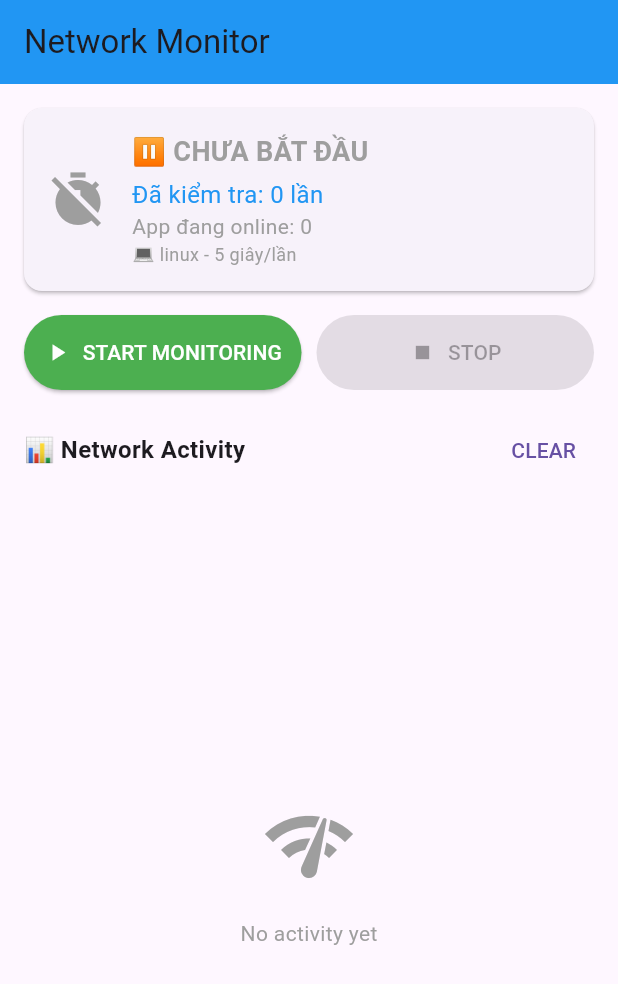
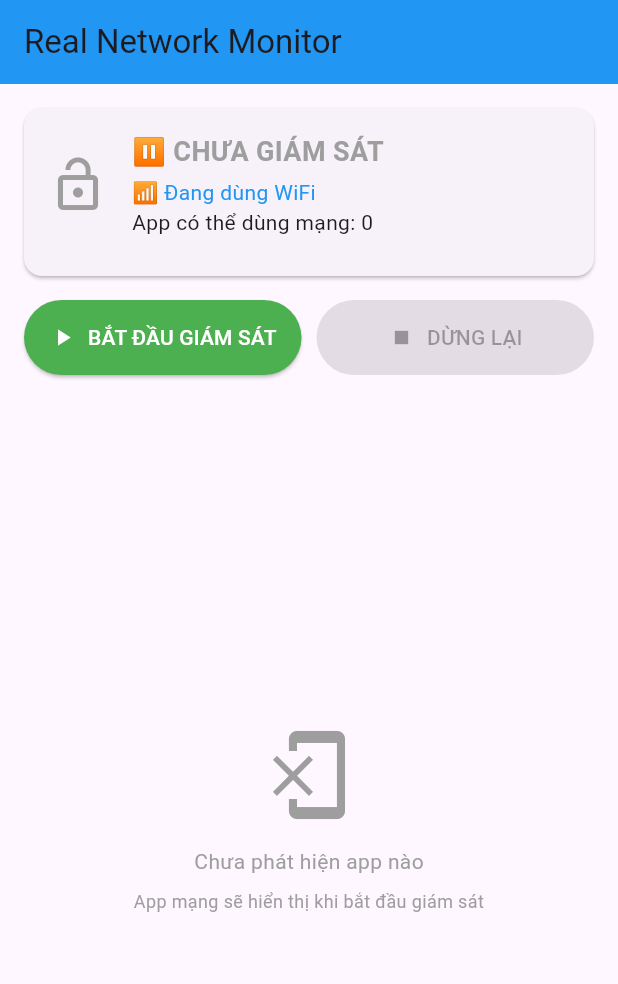
Before and after one commit to nguyenquangnam1988vt-eng/canhbaoluotweb, a Flutter app: the screen it shows after launch, on a phone screen of 412 x 824 dp. Shown: the top 984 px of the screen. Run offline on Flutter 3.47's test engine with Material 3 defaults, Android fonts, the phone set to English and light mode, and no system bars; our stand-ins replace connectivity_plus; missing offline and left inert: device_apps.

Commit message:
update something

```diff
--- a/lib/main.dart
+++ b/lib/main.dart
@@ -1,277 +1,149 @@
 import 'package:flutter/material.dart';
 import 'package:connectivity_plus/connectivity_plus.dart';
-import 'package:permission_handler/permission_handler.dart';
+import 'package:device_apps/device_apps.dart';
 import 'dart:async';
-import 'dart:math';
 import 'dart:io' show Platform;
 
-// Platform detection
-bool get isIOS => Platform.isIOS;
-bool get isWindows => Platform.isWindows;
-
 void main() {
-  runApp(NetworkMonitorApp());
+  runApp(RealNetworkMonitorApp());
 }
 
-class NetworkMonitorApp extends StatelessWidget {
+class RealNetworkMonitorApp extends StatelessWidget {
   @override
   Widget build(BuildContext context) {
     return MaterialApp(
-      title: isIOS ? 'Giám Sát Mạng 5 Giây' : 'Network Monitor',
-      theme: ThemeData(
-        primarySwatch: Colors.blue,
-        useMaterial3: true,
-      ),
-      home: NetworkActivityScreen(),
+      title: 'Real Network Monitor',
+      theme: ThemeData(primarySwatch: Colors.blue),
+      home: RealNetworkScreen(),
     );
   }
 }
 
-class NetworkActivityScreen extends StatefulWidget {
+class RealNetworkScreen extends StatefulWidget {
   @override
-  _NetworkActivityScreenState createState() => _NetworkActivityScreenState();
+  _RealNetworkScreenState createState() => _RealNetworkScreenState();
 }
 
-class _NetworkActivityScreenState extends State<NetworkActivityScreen>
-    with WidgetsBindingObserver {
+class _RealNetworkScreenState extends State<RealNetworkScreen> {
   final Connectivity _connectivity = Connectivity();
-  List<NetworkEvent> _networkEvents = [];
+  List<AppUsage> _activeApps = [];
   bool _isMonitoring = false;
-  int _checkCount = 0;
-  Timer? _monitoringTimer;
-  int _activeAppsCount = 0;
+  Timer? _monitorTimer;
+  String _networkStatus = 'Đang kiểm tra...';
 
   @override
   void initState() {
     super.initState();
-    WidgetsBinding.instance.addObserver(this);
+    _checkNetwork();
   }
 
-  @override
-  void dispose() {
-    _stopMonitoring();
-    WidgetsBinding.instance.removeObserver(this);
-    super.dispose();
+  Future<void> _checkNetwork() async {
+    var result = await _connectivity.checkConnectivity();
+    setState(() {
+      _networkStatus = _getNetworkStatusText(result);
+    });
   }
 
-  Future<void> _startMonitoring() async {
-    if (isIOS) {
-      await _startIOSMonitoring();
-    } else {
-      await _startOtherPlatformMonitoring();
+  String _getNetworkStatusText(ConnectivityResult result) {
+    switch (result) {
+      case ConnectivityResult.wifi: return '📶 Đang dùng WiFi';
+      case ConnectivityResult.mobile: return '📱 Đang dùng Mobile Data';
+      case ConnectivityResult.none: return '❌ Mất kết nối mạng';
+      default: return '🌐 Đang kết nối...';
     }
   }
 
-  Future<void> _startIOSMonitoring() async {
-    // Trên iOS, xin quyền location
-    var status = await Permission.locationWhenInUse.request();
-
-    if (status.isGranted) {
+  Future<void> _startRealMonitoring() async {
     setState(() {
       _isMonitoring = true;
-        _checkCount = 0;
+      _activeApps.clear();
     });
 
-      _monitoringTimer = Timer.periodic(Duration(seconds: 5), (timer) {
+    _monitorTimer = Timer.periodic(Duration(seconds: 5), (timer) async {
       if (_isMonitoring) {
-          _performNetworkCheck();
+        await _performRealCheck();
       }
     });
 
-      _addNetworkEvent(NetworkEvent(
-        timestamp: DateTime.now(),
-        type: EventType.monitoringStarted,
-        details: '🚀 BẮT ĐẦU GIÁM SÁT 5 GIÂY (iOS)',
+    await _performRealCheck();
+  }
+
+  Future<void> _performRealCheck() async {
+    try {
+      // 1. Kiểm tra kết nối mạng
+      var connectivityResult = await _connectivity.checkConnectivity();
+      await _checkNetwork();
+
+      if (connectivityResult != ConnectivityResult.none) {
+        // 2. Lấy danh sách app đã cài đặt
+        List<Application> apps = await DeviceApps.getInstalledApplications(
+          includeSystemApps: true,
+          includeAppIcons: false,
+        );
+
+        // 3. Lọc app có khả năng dùng mạng
+        List<AppUsage> networkApps = [];
+
+        for (var app in apps) {
+          if (_isLikelyNetworkApp(app.packageName!)) {
+            networkApps.add(AppUsage(
+              appName: app.appName,
+              packageName: app.packageName!,
+              isActive: true,
             ));
-
-      _performNetworkCheck();
-    } else {
-      _showPermissionError();
           }
         }
 
-  Future<void> _startOtherPlatformMonitoring() async {
         setState(() {
-      _isMonitoring = true;
-      _checkCount = 0;
+          _activeApps = networkApps;
         });
 
-    _monitoringTimer = Timer.periodic(Duration(seconds: 5), (timer) {
-      if (_isMonitoring) {
-        _performNetworkCheck();
+        print('📱 Phát hiện ${_activeApps.length} app có thể dùng mạng');
+
+      } else {
+        setState(() {
+          _activeApps.clear();
+        });
       }
-    });
 
-    _addNetworkEvent(NetworkEvent(
-      timestamp: DateTime.now(),
-      type: EventType.monitoringStarted,
-      details: '🚀 BẮT ĐẦU GIÁM SÁT 5 GIÂY (${Platform.operatingSystem})',
-    ));
+    } catch (e) {
+      print('❌ Lỗi kiểm tra: $e');
+    }
+  }
 
-    _performNetworkCheck();
+  bool _isLikelyNetworkApp(String packageName) {
+    // Danh sách package name của app hay dùng mạng
+    final networkAppPatterns = [
+      'facebook', 'messenger', 'instagram', 'whatsapp',
+      'twitter', 'youtube', 'tiktok', 'zalo', 'chrome',
+      'safari', 'gmail', 'outlook', 'spotify', 'netflix',
+      'shoppe', 'lazada', 'viber', 'telegram', 'skype',
+      'browser', 'mail', 'music', 'video', 'chat'
+    ];
+
+    String lowerPackage = packageName.toLowerCase();
+    return networkAppPatterns.any((pattern) => lowerPackage.contains(pattern));
   }
 
   void _stopMonitoring() {
     setState(() {
       _isMonitoring = false;
+      _activeApps.clear();
     });
-
-    _monitoringTimer?.cancel();
-
-    _addNetworkEvent(NetworkEvent(
-      timestamp: DateTime.now(),
-      type: EventType.monitoringStopped,
-      details: '🛑 DỪNG GIÁM SÁT - Đã kiểm tra $_checkCount lần',
-    ));
-  }
-
-  Future<void> _performNetworkCheck() async {
-    try {
-      _checkCount++;
-
-      var connectivityResult = await _connectivity.checkConnectivity();
-      NetworkActivityResult result = await _detectNetworkActivity(connectivityResult);
-
-      setState(() {
-        _activeAppsCount = result.activeAppsCount;
-      });
-
-      final event = NetworkEvent(
-        timestamp: DateTime.now(),
-        type: EventType.networkActivity,
-        details: result.details,
-      );
-
-      _addNetworkEvent(event);
-
-      print('[${Platform.operatingSystem}] Kiểm tra #$_checkCount: ${result.activeAppsCount} app');
-
-    } catch (e) {
-      _addNetworkEvent(NetworkEvent(
-        timestamp: DateTime.now(),
-        type: EventType.networkActivity,
-        details: '❌ Lỗi: $e',
-      ));
-    }
-  }
-
-  Future<NetworkActivityResult> _detectNetworkActivity(ConnectivityResult result) async {
-    if (result == ConnectivityResult.none) {
-      return NetworkActivityResult(
-        details: '❌ MẤT KẾT NỐI - Tất cả ứng dụng offline',
-        activeAppsCount: 0,
-      );
-    }
-
-    var random = Random();
-
-    Map<String, List<String>> appActivities = {
-      'Facebook': ['📱 Facebook - Đang tải News Feed', '📱 Facebook - Đang chat'],
-      'Zalo': ['💬 Zalo - Đang nhắn tin', '💬 Zalo - Đang gọi video'],
-      'YouTube': ['🎬 YouTube - Đang phát video', '🎬 YouTube - Đang tải video'],
-      'TikTok': ['📸 TikTok - Đang xem video', '📸 TikTok - Đang quay video'],
-      'Web': ['🌐 Browser - Đang tải trang web', '🌐 Browser - Đang download'],
-      'Email': ['📧 Gmail - Đang đồng bộ email', '📧 Outlook - Đang gửi email'],
-    };
-
-    int activityCount = 1 + random.nextInt(4);
-    List<String> detectedActivities = [];
-    Set<String> activeApps = Set();
-
-    List<String> appKeys = appActivities.keys.toList();
-    for (int i = 0; i < activityCount; i++) {
-      if (random.nextDouble() > 0.3) {
-        String randomApp = appKeys[random.nextInt(appKeys.length)];
-        List<String> activities = appActivities[randomApp]!;
-        String activity = activities[random.nextInt(activities.length)];
-        detectedActivities.add(activity);
-        activeApps.add(randomApp);
-      }
-    }
-
-    String baseStatus = _getConnectionStatus(result);
-    String platformInfo = isIOS ? '📱 iOS' : '💻 ${Platform.operatingSystem}';
-    int dataUsage = 10 + random.nextInt(200);
-
-    if (detectedActivities.isNotEmpty) {
-      return NetworkActivityResult(
-        details: '$baseStatus\n$platformInfo\n\n✅ PHÁT HIỆN ${activeApps.length} ỨNG DỤNG:\n${detectedActivities.join('\n')}\n\n📊 Data: ${dataUsage}KB\n🔢 Lần: $_checkCount',
-        activeAppsCount: activeApps.length,
-      );
-    } else {
-      return NetworkActivityResult(
-        details: '$baseStatus\n$platformInfo\n\n📶 Kết nối ổn định\n📊 Data: ${dataUsage}KB\n🔢 Lần: $_checkCount',
-        activeAppsCount: 0,
-      );
-    }
-  }
-
-  String _getConnectionStatus(ConnectivityResult result) {
-    switch (result) {
-      case ConnectivityResult.wifi: return '📶 WIFI';
-      case ConnectivityResult.mobile: return '📱 MOBILE';
-      case ConnectivityResult.ethernet: return '🔌 ETHERNET';
-      case ConnectivityResult.vpn: return '🛡️ VPN';
-      case ConnectivityResult.none: return '❌ OFFLINE';
-      default: return '🌐 KẾT NỐI';
-    }
-  }
-
-  void _addNetworkEvent(NetworkEvent event) {
-    setState(() {
-      _networkEvents.insert(0, event);
-      if (_networkEvents.length > 100) {
-        _networkEvents = _networkEvents.sublist(0, 100);
-      }
-    });
-  }
-
-  void _clearEvents() {
-    setState(() {
-      _networkEvents.clear();
-      _activeAppsCount = 0;
-    });
-  }
-
-  void _showPermissionError() {
-    showDialog(
-      context: context,
-      builder: (context) => AlertDialog(
-        title: Text('Cần Quyền'),
-        content: Text('Ứng dụng cần quyền để hoạt động đầy đủ'),
-        actions: [
-          TextButton(
-            onPressed: () => openAppSettings(),
-            child: Text('Mở Cài Đặt'),
-          ),
-          TextButton(
-            onPressed: () => Navigator.pop(context),
-            child: Text('Đóng'),
-          ),
-        ],
-      ),
-    );
+    _monitorTimer?.cancel();
   }
 
   @override
   Widget build(BuildContext context) {
     return Scaffold(
       appBar: AppBar(
-        title: Text(isIOS ? 'Giám Sát Mạng 5 Giây' : 'Network Monitor'),
+        title: Text('Real Network Monitor'),
         backgroundColor: Colors.blue,
       ),
       body: Column(
         children: [
-          _buildStatusPanel(),
-          _buildControlPanel(),
-          _buildEventsList(),
-        ],
-      ),
-    );
-  }
-
-  Widget _buildStatusPanel() {
-    return Card(
+          // Status Panel
+          Card(
             margin: EdgeInsets.all(16),
             child: Padding(
               padding: EdgeInsets.all(16),
@@ -280,7 +152,7 @@ class _NetworkActivityScreenState extends State<NetworkActivityScreen>
                   Row(
                     children: [
                       Icon(
-                  _isMonitoring ? Icons.timer : Icons.timer_off,
+                        _isMonitoring ? Icons.security : Icons.lock_open,
                         color: _isMonitoring ? Colors.green : Colors.grey,
                         size: 40,
                       ),
@@ -290,7 +162,7 @@ class _NetworkActivityScreenState extends State<NetworkActivityScreen>
                           crossAxisAlignment: CrossAxisAlignment.start,
                           children: [
                             Text(
-                        _isMonitoring ? '🔄 ĐANG GIÁM SÁT' : '⏸️ CHƯA BẮT ĐẦU',
+                              _isMonitoring ? '🔄 ĐANG GIÁM SÁT' : '⏸️ CHƯA GIÁM SÁT',
                               style: TextStyle(
                                 fontSize: 18,
                                 fontWeight: FontWeight.bold,
@@ -299,40 +171,45 @@ class _NetworkActivityScreenState extends State<NetworkActivityScreen>
                             ),
                             SizedBox(height: 4),
                             Text(
-                        'Đã kiểm tra: $_checkCount lần',
-                        style: TextStyle(color: Colors.blue, fontSize: 16),
+                              _networkStatus,
+                              style: TextStyle(fontSize: 14, color: Colors.blue),
                             ),
                             Text(
-                        'App đang online: $_activeAppsCount',
-                        style: TextStyle(
-                          color: _activeAppsCount > 0 ? Colors.green : Colors.grey,
-                        ),
-                      ),
-                      Text(
-                        isIOS ? '📱 iOS - 5 giây/lần' : '💻 ${Platform.operatingSystem} - 5 giây/lần',
-                        style: TextStyle(color: Colors.grey, fontSize: 12),
+                              'App có thể dùng mạng: ${_activeApps.length}',
+                              style: TextStyle(fontSize: 14),
                             ),
                           ],
                         ),
                       ),
                     ],
                   ),
+                  SizedBox(height: 10),
+                  if (_isMonitoring) ...[
+                    LinearProgressIndicator(
+                      backgroundColor: Colors.grey[200],
+                      valueColor: AlwaysStoppedAnimation<Color>(Colors.green),
+                    ),
+                    SizedBox(height: 8),
+                    Text(
+                      '⏰ Đang giám sát 5 giây/lần',
+                      style: TextStyle(fontSize: 12, color: Colors.green),
+                    ),
+                  ],
                 ],
               ),
             ),
-    );
-  }
+          ),
 
-  Widget _buildControlPanel() {
-    return Padding(
+          // Control Buttons
+          Padding(
             padding: EdgeInsets.symmetric(horizontal: 16),
             child: Row(
               children: [
                 Expanded(
                   child: ElevatedButton.icon(
-              onPressed: _isMonitoring ? null : _startMonitoring,
+                    onPressed: _isMonitoring ? null : _startRealMonitoring,
                     icon: Icon(Icons.play_arrow),
-              label: Text(isIOS ? 'BẮT ĐẦU 5 GIÂY' : 'START MONITORING'),
+                    label: Text('BẮT ĐẦU GIÁM SÁT'),
                     style: ElevatedButton.styleFrom(
                       backgroundColor: Colors.green,
                       foregroundColor: Colors.white,
@@ -345,7 +222,7 @@ class _NetworkActivityScreenState extends State<NetworkActivityScreen>
                   child: ElevatedButton.icon(
                     onPressed: _isMonitoring ? _stopMonitoring : null,
                     icon: Icon(Icons.stop),
-              label: Text(isIOS ? 'DỪNG LẠI' : 'STOP'),
+                    label: Text('DỪNG LẠI'),
                     style: ElevatedButton.styleFrom(
                       backgroundColor: Colors.red,
                       foregroundColor: Colors.white,
@@ -355,57 +232,49 @@ class _NetworkActivityScreenState extends State<NetworkActivityScreen>
                 ),
               ],
             ),
-    );
-  }
+          ),
 
-  Widget _buildEventsList() {
-    return Expanded(
-      child: Column(
-        children: [
-          Padding(
-            padding: EdgeInsets.all(16),
-            child: Row(
-              mainAxisAlignment: MainAxisAlignment.spaceBetween,
-              children: [
-                Text(
-                  isIOS ? '📊 Hoạt động mạng:' : '📊 Network Activity',
-                  style: TextStyle(fontSize: 16, fontWeight: FontWeight.bold),
-                ),
-                TextButton(
-                  onPressed: _clearEvents,
-                  child: Text(isIOS ? 'XÓA LỊCH SỬ' : 'CLEAR'),
-                ),
-              ],
-            ),
-          ),
+          SizedBox(height: 20),
+
+          // Active Apps List
           Expanded(
-            child: _networkEvents.isEmpty
+            child: _activeApps.isEmpty
                 ? Center(
                     child: Column(
                       mainAxisAlignment: MainAxisAlignment.center,
                       children: [
-                        Icon(Icons.network_check, size: 64, color: Colors.grey),
+                        Icon(Icons.phonelink_erase, size: 64, color: Colors.grey),
                         SizedBox(height: 16),
                         Text(
-                          isIOS ? 'Chưa có hoạt động nào' : 'No activity yet',
+                          'Chưa phát hiện app nào',
                           style: TextStyle(color: Colors.grey),
+                        ),
+                        SizedBox(height: 8),
+                        Text(
+                          'App mạng sẽ hiển thị khi bắt đầu giám sát',
+                          style: TextStyle(color: Colors.grey, fontSize: 12),
+                          textAlign: TextAlign.center,
                         ),
                       ],
                     ),
                   )
                 : ListView.builder(
-                    itemCount: _networkEvents.length,
+                    itemCount: _activeApps.length,
                     itemBuilder: (context, index) {
-                      final event = _networkEvents[index];
+                      final app = _activeApps[index];
                       return Card(
                         margin: EdgeInsets.symmetric(horizontal: 16, vertical: 4),
                         child: ListTile(
-                          leading: Icon(Icons.network_check, color: Colors.blue),
-                          title: Text(event.details, style: TextStyle(fontSize: 12)),
+                          leading: Icon(Icons.apps, color: Colors.blue),
+                          title: Text(
+                            app.appName,
+                            style: TextStyle(fontWeight: FontWeight.bold),
+                          ),
                           subtitle: Text(
-                            '${event.timestamp.hour}:${event.timestamp.minute.toString().padLeft(2, '0')}:${event.timestamp.second.toString().padLeft(2, '0')}',
-                            style: TextStyle(fontSize: 10, color: Colors.grey),
+                            _getAppCategory(app.packageName),
+                            style: TextStyle(fontSize: 12),
                           ),
+                          trailing: Icon(Icons.wifi, color: Colors.green),
                         ),
                       );
                     },
@@ -415,21 +284,42 @@ class _NetworkActivityScreenState extends State<NetworkActivityScreen>
       ),
     );
   }
+
+  String _getAppCategory(String packageName) {
+    if (packageName.contains('facebook') || packageName.contains('instagram')) {
+      return 'Mạng xã hội';
+    } else if (packageName.contains('messenger') || packageName.contains('zalo')) {
+      return 'Nhắn tin';
+    } else if (packageName.contains('youtube') || packageName.contains('tiktok')) {
+      return 'Video';
+    } else if (packageName.contains('chrome') || packageName.contains('safari')) {
+      return 'Trình duyệt';
+    } else if (packageName.contains('gmail') || packageName.contains('mail')) {
+      return 'Email';
+    } else if (packageName.contains('spotify') || packageName.contains('music')) {
+      return 'Nhạc';
+    } else if (packageName.contains('shoppe') || packageName.contains('lazada')) {
+      return 'Mua sắm';
+    } else {
+      return 'Ứng dụng mạng';
+    }
   }
 
-enum EventType { monitoringStarted, monitoringStopped, networkActivity }
-
-class NetworkEvent {
-  final DateTime timestamp;
-  final EventType type;
-  final String details;
-
-  NetworkEvent({required this.timestamp, required this.type, required this.details});
+  @override
+  void dispose() {
+    _monitorTimer?.cancel();
+    super.dispose();
+  }
 }
 
-class NetworkActivityResult {
-  final String details;
-  final int activeAppsCount;
+class AppUsage {
+  final String appName;
+  final String packageName;
+  final bool isActive;
 
-  NetworkActivityResult({required this.details, required this.activeAppsCount});
+  AppUsage({
+    required this.appName,
+    required this.packageName,
+    required this.isActive,
+  });
 }
--- a/pubspec.yaml
+++ b/pubspec.yaml
@@ -1,5 +1,5 @@
 name: network_monitor
-description: "Network Monitor - Multi Platform"
+description: "Real Network Monitor with Screen Time"
 publish_to: 'none'
 
 version: 1.0.0+1
@@ -11,7 +11,7 @@ dependencies:
   flutter:
     sdk: flutter
   connectivity_plus: ^5.0.2
-  permission_handler: ^11.0.1
+  device_apps: ^2.1.1
 
 dev_dependencies:
   flutter_test:
```
Also changed, not shown: pubspec.lock, 3 other files. Lines whose indentation alone changed are shown as unchanged.
